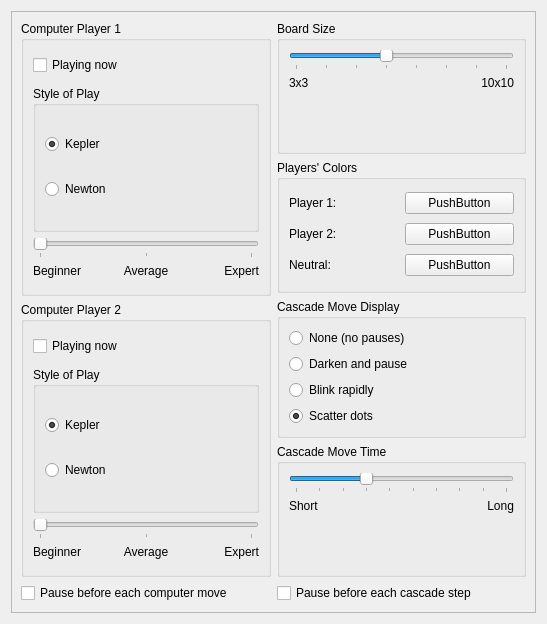
Before: the Qt Designer form settings.ui in KDE/kjumpingcube, drawn with Qt 5.
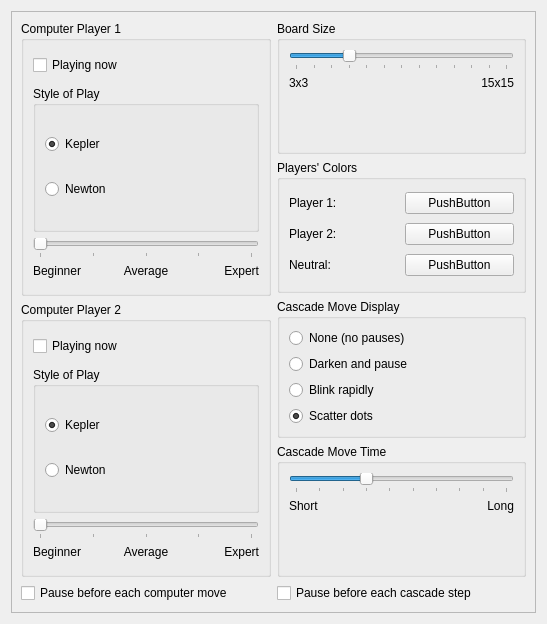
After: the same form once the commit is applied. Custom widgets are drawn as their Qt base class.

Commit message: Allow 5 skill levels, 15x15 board size and 0 to 5 look-ahead levels.

```diff
--- a/settings.ui
+++ b/settings.ui
@@ -84,7 +84,7 @@
              <item>
               <widget class="QSlider" name="kcfg_Skill1">
                <property name="maximum">
-                <number>2</number>
+                <number>4</number>
                </property>
                <property name="pageStep">
                 <number>1</number>
@@ -222,7 +222,7 @@
              <item>
               <widget class="QSlider" name="kcfg_Skill2">
                <property name="maximum">
-                <number>2</number>
+                <number>4</number>
                </property>
                <property name="pageStep">
                 <number>1</number>
@@ -321,7 +321,7 @@
               <number>3</number>
              </property>
              <property name="maximum">
-              <number>10</number>
+              <number>15</number>
              </property>
              <property name="pageStep">
               <number>1</number>
@@ -365,7 +365,7 @@
              <item>
               <widget class="QLabel" name="label_5">
                <property name="text">
-                <string>10x10</string>
+                <string>15x15</string>
                </property>
                <property name="alignment">
                 <set>Qt::AlignRight|Qt::AlignTop|Qt::AlignTrailing</set>
```
The commit also changes 2 other files.
